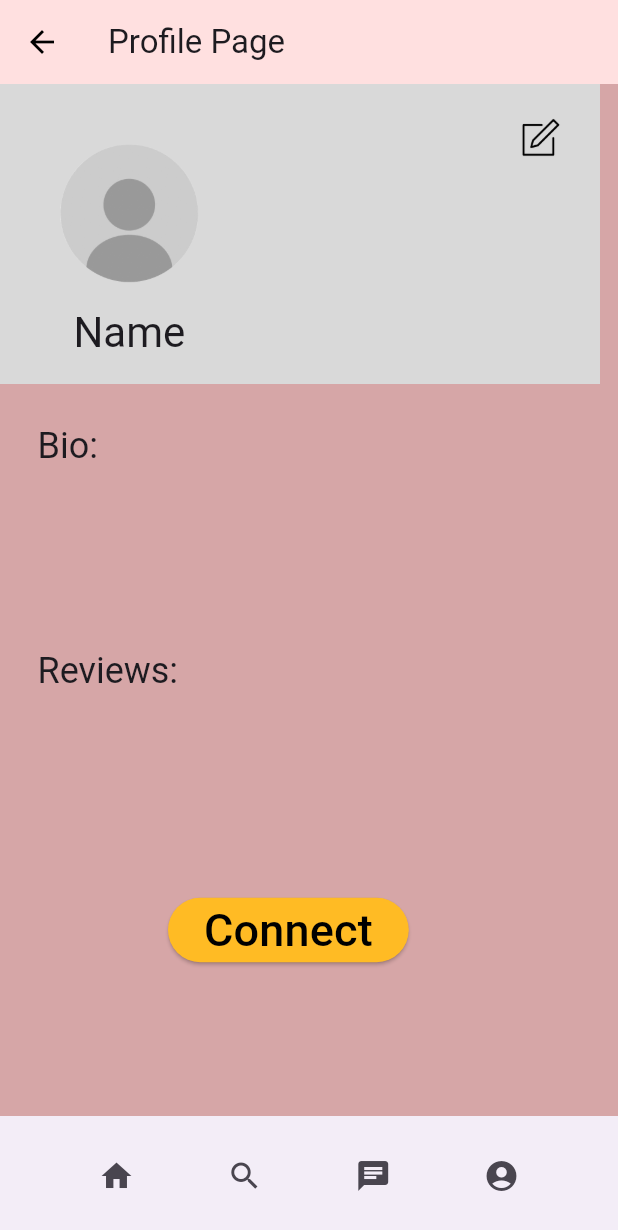
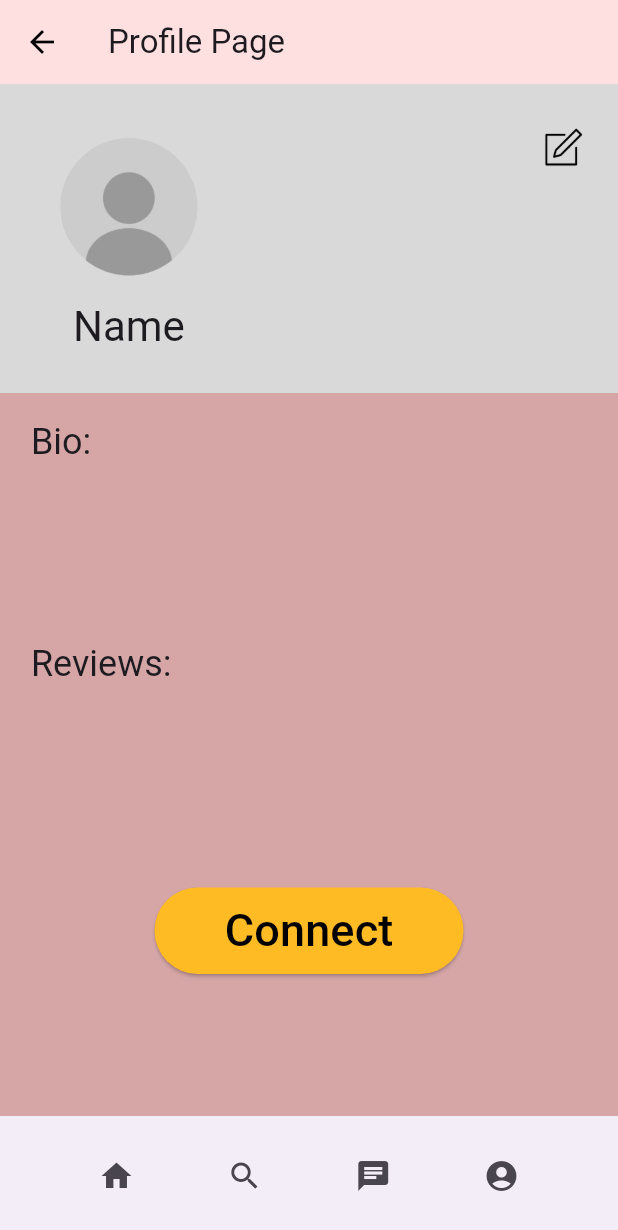
Before and after one commit to aravadhikari05/slug_teach, a Flutter app: the PfPage screen opened directly, on a phone screen of 412 x 824 dp. Shown: the top 1230 px of the screen. Run offline on Flutter 3.47's test engine with Material 3 defaults, Android fonts, the phone set to English and light mode, and no system bars; our stand-ins replace cloud_firestore, firebase_auth, firebase_core; missing offline and left inert: dart:ffi; accounts and stored records are empty.

Commit message:
profilepagepixels

```diff
--- a/lib/pages/profilepage.dart
+++ b/lib/pages/profilepage.dart
@@ -1,9 +1,13 @@
+import 'dart:ui';
+
 import 'package:flutter/material.dart';
 import 'package:slug_teach/pages/colors.dart';
 import 'package:slug_teach/pages/home_page.dart';
 import 'package:slug_teach/pages/search_page.dart';
 
 import 'messages.dart';
+
+
 
 void main(){
   runApp(ProfilePage());
@@ -35,6 +39,7 @@ class PfPage extends StatefulWidget{
 class PfPageState extends State<PfPage>{
   @override
   Widget build(BuildContext context) {
+    final Size screenSize = MediaQuery.of(context).size;
     return Scaffold(
       appBar: AppBar(
         backgroundColor: primary2,
@@ -99,25 +104,25 @@ class PfPageState extends State<PfPage>{
           Positioned(
             top: 0, left: 0,
             child: Container(
-              constraints: const BoxConstraints(
-                maxWidth: 400,
-                maxHeight: 200,
+              constraints: BoxConstraints(
+                maxWidth: screenSize.width,
+                maxHeight: screenSize.height * 0.25,
               ),
               color: greymain,
             ),
           ),
           Positioned(
-            top: 200, left: 0,
+            top: screenSize.height * 0.25, left: 0,
             child: Container(
-              constraints: const BoxConstraints(
-                maxWidth: 400,
-                maxHeight: 540,
+              constraints: BoxConstraints(
+                maxWidth: screenSize.width,
+                maxHeight: screenSize.height * 0.75 - 200,
               ),
               color: maincolor,
             ),
           ),
           Positioned(
-            top: 25, left: 25,
+            top: 0 + 0.05 * screenSize.width, left: 0 + 0.03 * screenSize.height,
             child: Column(
               children: [
                 Image.asset('assets/images/emptypfp.png', scale:5),
@@ -126,7 +131,10 @@ class PfPageState extends State<PfPage>{
             ),
           ),
           Positioned(
-            top: 540, left: 112,
+            top: screenSize.height * 0.65, left: screenSize.width * 0.25,
+            child: SizedBox(
+              width: screenSize.width*0.5,
+              height: screenSize.height*0.07,
               child: ElevatedButton(
                 onPressed: (){print('Connect pressed');},
                 style: ButtonStyle(
@@ -136,17 +144,18 @@ class PfPageState extends State<PfPage>{
                 child: const Text('Connect', style:TextStyle(fontSize:30)),
               ),
             ),
+          ),
 
           Positioned(
-            top: 10, left: 335,
+            top: screenSize.height * 0.02, left: screenSize.width*0.85,
             child: Image.asset('assets/images/editbutton.png', scale:10),
           ),
           Positioned(
-            top: 225, left: 25,
+            top: screenSize.height* 0.27, left: screenSize.width*0.05,
             child: Text('Bio:', style: Theme.of(context).textTheme.headlineSmall),
           ),
           Positioned(
-            top: 375, left: 25,
+            top: screenSize.height*0.45, left: screenSize.width*0.05,
             child: Text('Reviews:', style: Theme.of(context).textTheme.headlineSmall),
           ),
         ],
```
Lines whose indentation alone changed are shown as unchanged.
